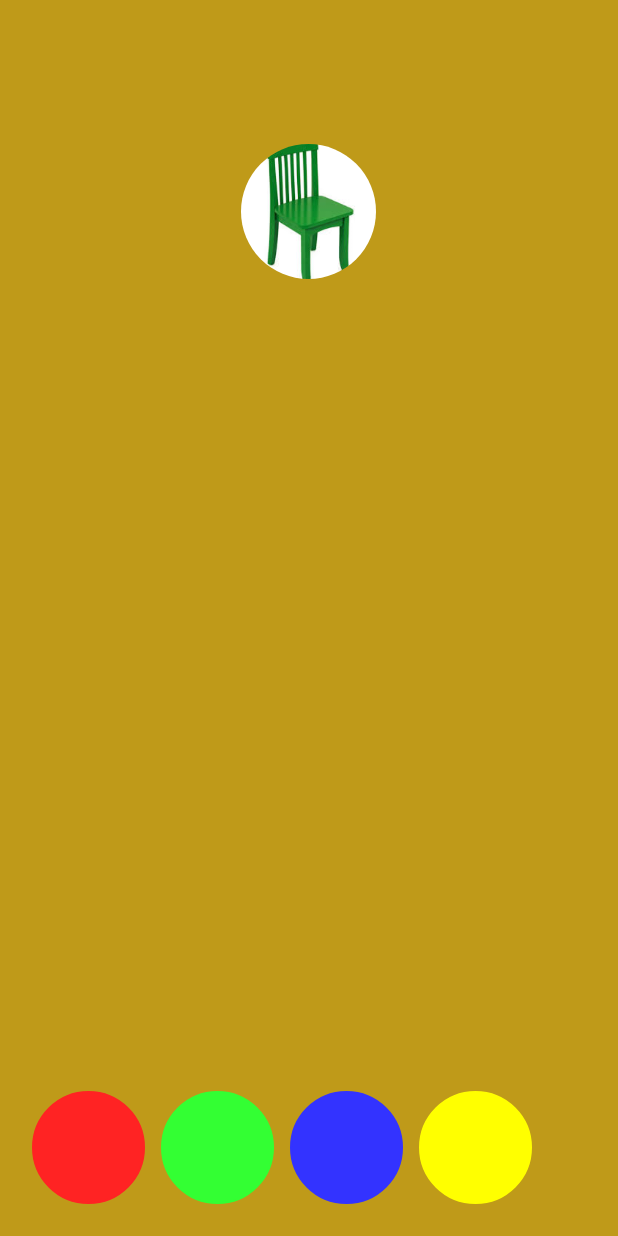
After one commit to rajat2797/kidsplay, an Android app: the IntroActivity screen opened directly, with no data from a screen before it, on a phone screen of 412 x 824 dp. The commit adds this screen. Run offline under Robolectric (Android 15) with nearby library versions, the phone set to English and light mode, and no system bars; our stand-ins replace CircleImageView.

Commit message:
intro on app installation nhi daala abhi

```diff
--- a/app/build.gradle
+++ b/app/build.gradle
@@ -29,4 +29,5 @@ dependencies {
     compile 'com.android.support:appcompat-v7:25.0.1'
     compile 'com.android.support:support-v4:25.0.1'
     testCompile 'junit:junit:4.12'
+    compile 'de.hdodenhof:circleimageview:2.1.0'
 }
--- /dev/null
+++ b/app/src/main/res/drawable/circle.xml
@@ -0,0 +1,12 @@
+<?xml version="1.0" encoding="utf-8"?>
+<shape
+    xmlns:android="http://schemas.android.com/apk/res/android"
+    android:shape="oval">
+    <solid android:color="#fff" />
+    <size
+        android:width="75dp"
+        android:height="75dp"/>
+    <stroke
+        android:color="#fff"
+        android:width="1dp" />
+</shape>
--- /dev/null
+++ b/app/src/main/res/layout/activity_intro.xml
@@ -0,0 +1,69 @@
+<?xml version="1.0" encoding="utf-8"?>
+<RelativeLayout xmlns:android="http://schemas.android.com/apk/res/android"
+    xmlns:tools="http://schemas.android.com/tools"
+    android:id="@+id/activity_intro"
+    android:layout_width="match_parent"
+    android:layout_height="match_parent"
+    android:paddingBottom="@dimen/activity_vertical_margin"
+    android:paddingLeft="@dimen/activity_horizontal_margin"
+    android:paddingRight="@dimen/activity_horizontal_margin"
+    android:paddingTop="@dimen/activity_vertical_margin"
+    android:background="#bf9a19"
+    tools:context="com.kidminks.xxx.image2to5.IntroActivity">
+
+    <de.hdodenhof.circleimageview.CircleImageView
+        android:layout_centerHorizontal="true"
+        android:layout_marginTop="80dp"
+        android:id="@+id/image"
+        android:src="@drawable/a1"
+        android:layout_width="110dp"
+        android:layout_height="90dp" />
+
+    <LinearLayout
+        android:layout_alignParentBottom="true"
+        android:layout_width="match_parent"
+        android:layout_height="wrap_content">
+
+        <ImageView
+            android:padding="5dp"
+            android:id="@+id/im1"
+            android:src="@drawable/circle"
+            android:tint="@color/circle1"
+            android:layout_width="wrap_content"
+            android:layout_height="wrap_content" />
+
+        <ImageView
+            android:padding="5dp"
+            android:id="@+id/im2"
+            android:src="@drawable/circle"
+            android:tint="@color/circle2"
+            android:layout_width="wrap_content"
+            android:layout_height="wrap_content" />
+
+        <ImageView
+            android:padding="5dp"
+            android:id="@+id/im3"
+            android:src="@drawable/circle"
+            android:tint="@color/circle3"
+            android:layout_width="wrap_content"
+            android:layout_height="wrap_content" />
+
+        <ImageView
+            android:padding="5dp"
+            android:id="@+id/im4"
+            android:src="@drawable/circle"
+            android:tint="@color/circle4"
+            android:layout_width="wrap_content"
+            android:layout_height="wrap_content" />
+
+    </LinearLayout>
+
+    <ImageView
+        android:id="@+id/hand"
+        android:src="@drawable/hand"
+        android:layout_width="90dp"
+        android:layout_height="100dp"
+        android:layout_alignBottom="@+id/image"
+        android:layout_centerHorizontal="true" />
+
+</RelativeLayout>
--- a/app/src/main/res/values/colors.xml
+++ b/app/src/main/res/values/colors.xml
@@ -4,4 +4,9 @@
     <color name="colorPrimaryDark">#303F9F</color>
     <color name="colorAccent">#FF4081</color>
     <color name="transparent">#00ff4081</color>
+    <color name="circle1">#ff2323</color>
+    <color name="circle2">#33ff33</color>
+    <color name="circle3">#3333ff</color>
+    <color name="circle4">#ffff00</color>
+    <color name="bg_screen">#c873f4</color>
 </resources>
```
Also changed, not shown: app/src/main/AndroidManifest.xml (+7 -2 lines), app/src/main/java/com/kidminks/xxx/image2to5/IntroActivity.java (added, +122 -0 lines), app/src/main/java/com/kidminks/xxx/image2to5/homepage.java (+59 -2 lines), app/src/main/res/drawable/hand2.jpg (added).
